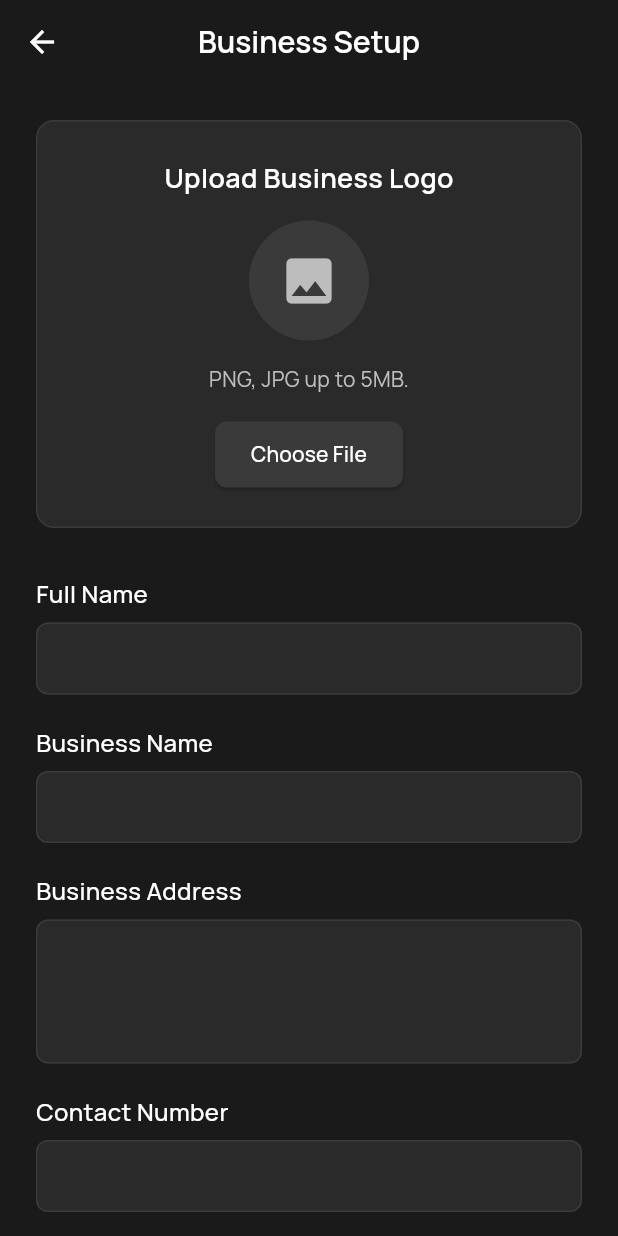
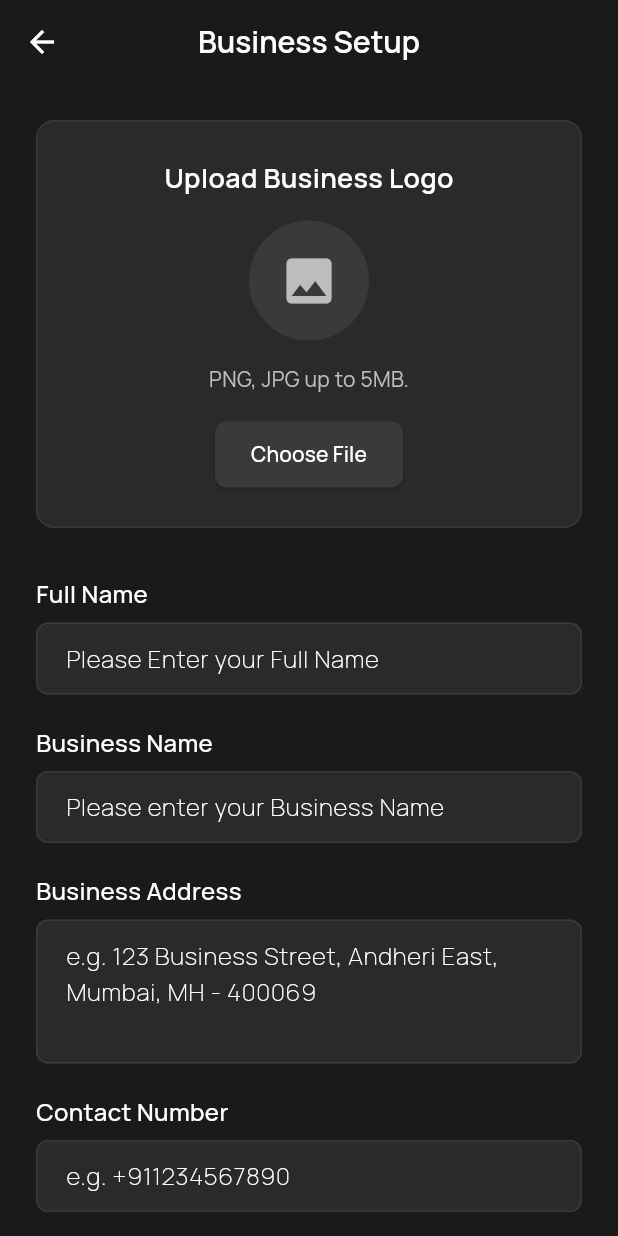
Before and after one commit to karansukhani/Invoicer_pro, a Flutter app: the SignupScreen screen opened directly, on a phone screen of 412 x 824 dp. Run offline on Flutter 3.47's test engine with Material 3 defaults, Android fonts, the phone set to English and light mode, and no system bars; our stand-ins replace another_flushbar, bloc, connectivity_plus, dio, file_picker, firebase_auth and 9 more; accounts and stored records are empty.

Commit message:
Improvements:: -Integrated Login and Signup APIs Testing remaining

```diff
--- a/lib/router/app_router.dart
+++ b/lib/router/app_router.dart
@@ -1,6 +1,7 @@
 import 'package:flutter/material.dart';
 import 'package:invoicer_pro_flutter/router/routing_constants.dart';
 import 'package:invoicer_pro_flutter/screen/login/login_screen.dart';
+import 'package:invoicer_pro_flutter/screen/signup_screen/signup_screen.dart';
 import 'package:invoicer_pro_flutter/screen/splash_screen/splash_screen.dart';
 
 Route<dynamic> generateRoute(RouteSettings settings) {
@@ -13,6 +14,10 @@ Route<dynamic> generateRoute(RouteSettings settings) {
       return MaterialPageRoute(builder: (_) {
         return LoginScreen.create();
       });
+    case signupScreenRoute:
+      return MaterialPageRoute(builder: (_){
+        return SignupScreen.create();
+      });
     default:
       return MaterialPageRoute(builder: (_) {
         return Scaffold(
--- a/lib/router/routing_constants.dart
+++ b/lib/router/routing_constants.dart
@@ -1,2 +1,3 @@
 const String splashScreenRoute = "/";
 const String loginScreenRoute = "/login";
+const String signupScreenRoute="/signup";
--- a/lib/screen/login/login_screen.dart
+++ b/lib/screen/login/login_screen.dart
@@ -3,6 +3,7 @@ import 'package:flutter_bloc/flutter_bloc.dart';
 import 'package:invoicer_pro_flutter/component/text_styles.dart';
 import 'package:invoicer_pro_flutter/component/ui/progress_dialog.dart';
 import 'package:invoicer_pro_flutter/constants/asset_constants.dart';
+import 'package:invoicer_pro_flutter/router/routing_constants.dart';
 import 'package:invoicer_pro_flutter/screen/login/logic/login_cubit.dart';
 import 'package:invoicer_pro_flutter/theme/color_constant.dart';
 import 'package:invoicer_pro_flutter/utils/custom_snack_bar.dart';
@@ -266,7 +267,9 @@ class _LoginScreenState extends State<LoginScreen> {
 
                     // Create Account Button
                     OutlinedButton(
-                      onPressed: () async {},
+                      onPressed: () async {
+                        Navigator.of(context).pushNamed(signupScreenRoute);
+                      },
                       style: OutlinedButton.styleFrom(
                         foregroundColor: const Color(0xFF5C6BC0),
                         side: const BorderSide(
--- a/lib/screen/signup_screen/logic/signup_cubit.dart
+++ b/lib/screen/signup_screen/logic/signup_cubit.dart
@@ -1,4 +1,5 @@
 import 'package:bloc/bloc.dart';
+import 'package:dio/dio.dart';
 import 'package:invoicer_pro_flutter/screen/signup_screen/logic/signup_repository.dart';
 import 'package:meta/meta.dart';
 
@@ -7,10 +8,10 @@ part 'signup_state.dart';
 class SignupCubit extends Cubit<SignupState> {
   SignupCubit() : super(SignupInitial());
 
-  Future<void> callSignupApi(Map<String, dynamic> signupMap) async {
+  Future<void> callSignupApi(FormData signupFormData) async {
     emit(SignupLoading());
 
-    await SignupRepository().callSignupApi(signupMap);
+    await SignupRepository().callSignupApi(signupFormData);
 
     emit(SignupSuccess());
     //Progress pending model integration pending
--- a/lib/screen/signup_screen/logic/signup_repository.dart
+++ b/lib/screen/signup_screen/logic/signup_repository.dart
@@ -4,9 +4,9 @@ import 'package:invoicer_pro_flutter/Api/http_service.dart';
 import 'package:invoicer_pro_flutter/utils/custom_exception.dart';
 
 class SignupRepository {
-  Future<void> callSignupApi(Map<String, dynamic> signupMap) async {
+  Future<void> callSignupApi(FormData signupFormData) async {
     Response signupResponse =
-        await HttpService().postRequest(ApiEndpoints.signupEndpoint, signupMap);
+        await HttpService().postRequest(ApiEndpoints.signupEndpoint, signupFormData);
 
     if (signupResponse.statusCode == 200) {
     } else {
--- a/lib/screen/signup_screen/signup_screen.dart
+++ b/lib/screen/signup_screen/signup_screen.dart
@@ -1,14 +1,24 @@
 import 'dart:io';
 
+import 'package:dio/dio.dart';
 import 'package:file_picker/file_picker.dart';
 import 'package:flutter/material.dart';
 import 'package:flutter/services.dart';
 import 'package:flutter_bloc/flutter_bloc.dart';
 import 'package:invoicer_pro_flutter/component/text_styles.dart';
 import 'package:invoicer_pro_flutter/screen/signup_screen/logic/signup_cubit.dart';
+import 'package:invoicer_pro_flutter/utils/custom_snack_bar.dart';
+import 'package:invoicer_pro_flutter/utils/input_formatter/uppercase_text_formatter.dart';
 
 class SignupScreen extends StatefulWidget {
   const SignupScreen({Key? key}) : super(key: key);
+
+  static Widget create() {
+    return BlocProvider(
+      create: (context) => SignupCubit(),
+      child: const SignupScreen(),
+    );
+  }
 
   @override
   State<SignupScreen> createState() => _SignupScreenState();
@@ -48,7 +58,12 @@ class _SignupScreenState extends State<SignupScreen> {
         centerTitle: true,
         iconTheme: const IconThemeData(color: Colors.white),
       ),
-      body: Form(
+      body: BlocConsumer<SignupCubit, SignupState>(
+        listener: (context, state) {
+          // TODO: implement listener
+        },
+        builder: (context, state) {
+          return Form(
             key: signupFormKey,
             child: SingleChildScrollView(
               padding: const EdgeInsets.all(24.0),
@@ -82,7 +97,8 @@ class _SignupScreenState extends State<SignupScreen> {
                               ? FileImage(selectedLogo!)
                               : null,
                           child: selectedLogo == null
-                          ? Icon(Icons.image, size: 40, color: Colors.grey[400])
+                              ? Icon(Icons.image,
+                                  size: 40, color: Colors.grey[400])
                               : null,
                         ),
                         const SizedBox(height: 16),
@@ -130,7 +146,7 @@ class _SignupScreenState extends State<SignupScreen> {
                         }
                         return null;
                       },
-              ),
+                      hintText: "Please Enter your Full Name"),
                   const SizedBox(height: 20),
 
                   // Business Name
@@ -143,7 +159,7 @@ class _SignupScreenState extends State<SignupScreen> {
                         }
                         return null;
                       },
-              ),
+                      hintText: "Please enter your Business Name"),
 
                   const SizedBox(height: 20),
 
@@ -158,7 +174,8 @@ class _SignupScreenState extends State<SignupScreen> {
                         }
                         return null;
                       },
-              ),
+                      hintText:
+                          "e.g. 123 Business Street, Andheri East, Mumbai, MH - 400069"),
 
                   const SizedBox(height: 20),
 
@@ -174,7 +191,7 @@ class _SignupScreenState extends State<SignupScreen> {
                         }
                         return null;
                       },
-              ),
+                      hintText: "e.g. +911234567890"),
 
                   const SizedBox(height: 20),
 
@@ -193,7 +210,7 @@ class _SignupScreenState extends State<SignupScreen> {
                         }
                         return null;
                       },
-              ),
+                      hintText: "e.g. support@companyname.in"),
 
                   const SizedBox(height: 20),
 
@@ -205,7 +222,9 @@ class _SignupScreenState extends State<SignupScreen> {
                       obscureText: !isPasswordVisible,
                       suffixIcon: IconButton(
                         icon: Icon(
-                    isPasswordVisible ? Icons.visibility : Icons.visibility_off,
+                          isPasswordVisible
+                              ? Icons.visibility
+                              : Icons.visibility_off,
                           color: Colors.grey[400],
                         ),
                         onPressed: () {
@@ -223,7 +242,7 @@ class _SignupScreenState extends State<SignupScreen> {
                         }
                         return null;
                       },
-              ),
+                      hintText: ""),
 
                   const SizedBox(height: 20),
 
@@ -231,7 +250,9 @@ class _SignupScreenState extends State<SignupScreen> {
                   signupFormField(
                       controller: gstNumberController,
                       label: 'GST Number (Optional)',
-                  keyboardType: TextInputType.visiblePassword),
+                      inputFormatter: [UpperCaseTextFormatter()],
+                      keyboardType: TextInputType.visiblePassword,
+                      hintText: "e.g. 22AAAAA0000A1Z5"),
 
                   const SizedBox(height: 40),
 
@@ -258,29 +279,42 @@ class _SignupScreenState extends State<SignupScreen> {
                 ],
               ),
             ),
+          );
+        },
       ),
     );
   }
 
-  void callSignupApi() {
-    if (signupFormKey.currentState!.validate()) {
+  Future<void> callSignupApi() async {
+    if (selectedLogo == null) {
+      showSnackBarRed(context, "Please Update your Logo");
+    } else if (signupFormKey.currentState!.validate()) {
       // Create JSON-like payload
-      Map<String, dynamic> signupMap = {
+      FormData signupFormData = FormData.fromMap({
         "name": fullNameController.text,
         "email": businessEmailController.text,
         "password": passwordController.text,
         "phone": contactNumberController.text,
         "business_name": businessNameController.text,
         "gstn": gstNumberController.text
-      };
+      });
+      if (selectedLogo != null) {
+        signupFormData.files.add(MapEntry(
+            "business_logo",
+            await MultipartFile.fromFile(
+              selectedLogo?.path ?? '',
+              contentType: DioMediaType('image', 'png'),
+            )));
+      }
 
-      context.read<SignupCubit>().callSignupApi(signupMap);
+      context.read<SignupCubit>().callSignupApi(signupFormData);
     }
   }
 
   Widget signupFormField({
     required TextEditingController controller,
     required String label,
+    required String hintText,
     bool obscureText = false,
     Widget? suffixIcon,
     TextInputType? keyboardType,
@@ -293,7 +327,7 @@ class _SignupScreenState extends State<SignupScreen> {
       children: [
         Text(
           label,
-          style: const TextStyle(
+          style: TextStyles.customFont(
             color: Colors.white,
             fontSize: 16,
             fontWeight: FontWeight.w500,
@@ -307,8 +341,11 @@ class _SignupScreenState extends State<SignupScreen> {
           maxLines: maxLines,
           validator: validator,
           inputFormatters: inputFormatter,
-          style: const TextStyle(color: Colors.white),
+          style: TextStyles.customFont(color: Colors.white),
           decoration: InputDecoration(
+            hintText: hintText,
+            hintStyle: TextStyles.customFont(
+                color: Colors.white, fontWeight: FontWeight.w200),
             filled: true,
             fillColor: const Color(0xFF2A2A2A),
             border: OutlineInputBorder(
--- /dev/null
+++ b/lib/utils/input_formatter/uppercase_text_formatter.dart
@@ -0,0 +1,12 @@
+import 'package:flutter/services.dart';
+
+class UpperCaseTextFormatter extends TextInputFormatter {
+  @override
+  TextEditingValue formatEditUpdate(
+      TextEditingValue oldValue, TextEditingValue newValue) {
+    return TextEditingValue(
+      text: newValue.text.toUpperCase(),
+      selection: newValue.selection,
+    );
+  }
+}
```
Also changed, not shown: lib/Api/http_service.dart (+4 -4 lines), pubspec.yaml (+8 -8 lines), pubspec.lock, 5 other files. Lines whose indentation alone changed are shown as unchanged.
